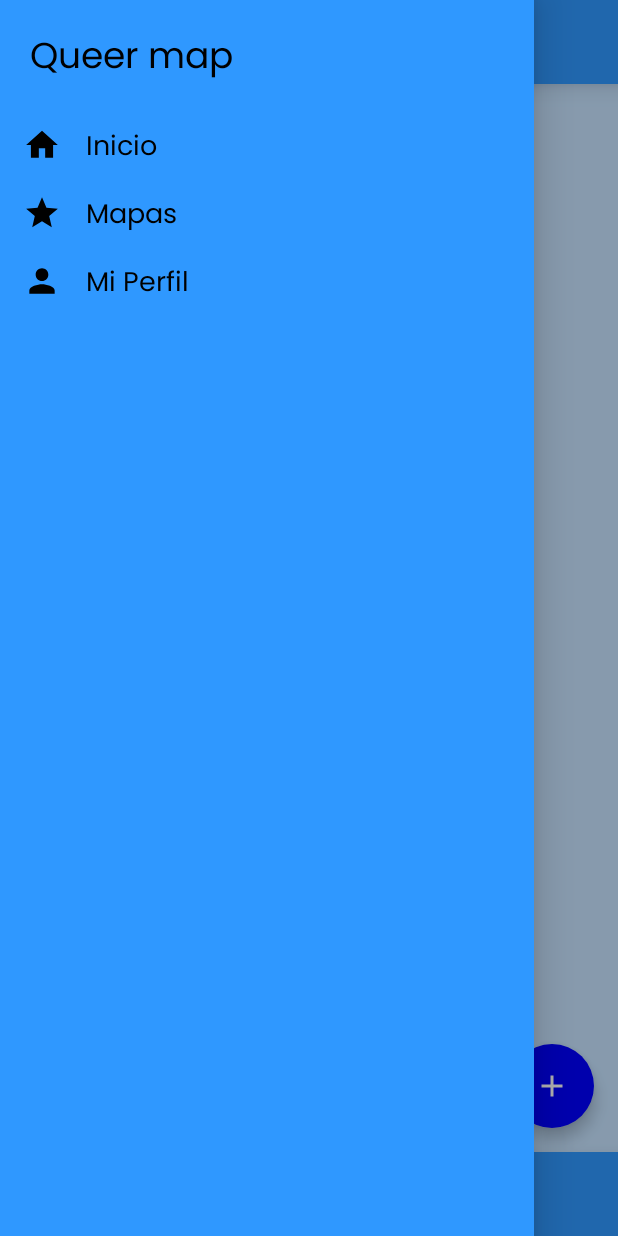
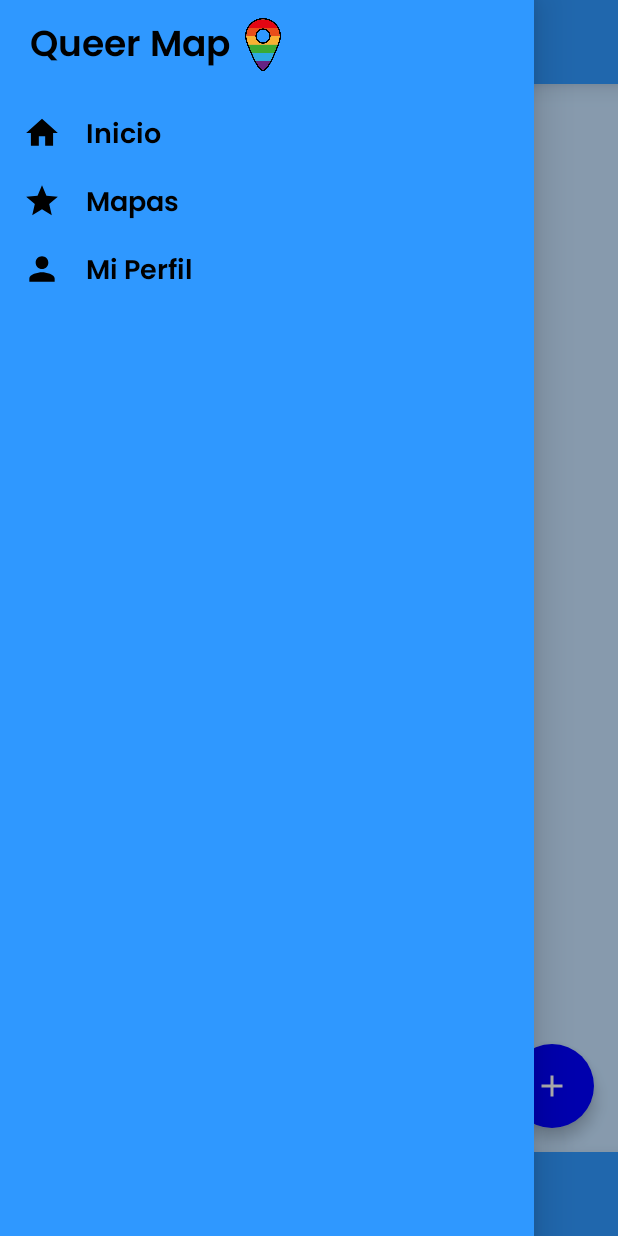
Before and after one commit to Lykamad/Queer-Map, an Android app built with Jetpack Compose: the screen it shows after launch (MainActivity), after a tap on "Menu", on a phone screen of 412 x 824 dp. Run offline under Robolectric (Android 15) with nearby library versions, the phone set to English and light mode, and no system bars; our stand-ins replace Room's generated code, livedata-compose; pictures from the network do not load.

Commit message:
Cambios drawer, logos y tipos

```diff
--- a/esqueleto_b/app/src/main/java/com/example/ejemplo_21_11/components/BottomBar.kt
+++ b/esqueleto_b/app/src/main/java/com/example/ejemplo_21_11/components/BottomBar.kt
@@ -1,6 +1,8 @@
 package com.example.ejemplo_21_11.components
 
 import androidx.compose.foundation.Image
+import androidx.compose.foundation.layout.height
+import androidx.compose.foundation.layout.padding
 import androidx.compose.material.BottomNavigation
 import androidx.compose.material.BottomNavigationItem
 import androidx.compose.material.Icon
@@ -10,6 +12,7 @@ import androidx.compose.material.icons.filled.*
 import androidx.compose.runtime.Composable
 import androidx.compose.runtime.mutableStateOf
 import androidx.compose.runtime.remember
+import androidx.compose.ui.Modifier
 import androidx.compose.ui.graphics.Color
 import androidx.compose.ui.res.painterResource
 import androidx.compose.ui.unit.dp
--- a/esqueleto_b/app/src/main/java/com/example/ejemplo_21_11/components/DrawerFun.kt
+++ b/esqueleto_b/app/src/main/java/com/example/ejemplo_21_11/components/DrawerFun.kt
@@ -10,10 +10,13 @@ import androidx.compose.ui.Alignment
 import androidx.compose.ui.Modifier
 import androidx.compose.ui.graphics.Color
 import androidx.compose.ui.graphics.ColorFilter
-import androidx.compose.ui.text.font.FontWeight
+import androidx.compose.ui.res.painterResource
+import androidx.compose.ui.text.font.Font
+import androidx.compose.ui.text.font.FontFamily
 import androidx.compose.ui.unit.dp
 import androidx.compose.ui.unit.sp
 import androidx.navigation.NavController
+import com.example.ejemplo_21_11.R
 import kotlinx.coroutines.CoroutineScope
 import kotlinx.coroutines.launch
 
@@ -32,12 +35,22 @@ fun Drawer(scope: CoroutineScope, scaffoldState: ScaffoldState, navController: N
                 .fillMaxWidth()
                 .padding(10.dp)
         )*/
-        Text (modifier = Modifier
-            .padding(20.dp),
-            text = "Queer map",
-            fontSize = 24.sp,
-            //fontWeight = FontWeight.Bold, //no funciona
-            color = Color.Black)
+        Row( ) {
+            Text(
+                modifier = Modifier
+                 .padding(20.dp,12.dp,10.dp,20.dp),
+                text = "Queer Map",
+                fontSize = 24.sp,
+                fontFamily = FontFamily(Font(R.font.poppins_semibold)),
+                color = Color.Black
+            )
+            Image(painter = painterResource(id = R.drawable.logo_2),
+                contentDescription = "Logo aplicación",
+                modifier = Modifier
+                    .padding(0.dp,12.dp)
+                   .height(35.dp)
+            )
+        }
         /*Spacer(modifier = Modifier
             .height(10.dp)
             .fillMaxWidth()
@@ -69,7 +82,9 @@ fun DrawerItem(item: NavDrawerItem,
             .clickable { onclick(item) },
         verticalAlignment = Alignment.CenterVertically
     ) {
-        Image(imageVector = item.icono,
+        Image(
+            imageVector = item.icono,
+            //painter = painterResource(id = R.drawable.map),
             contentDescription = item.texto,
             colorFilter = ColorFilter.tint(Color.Black),
             modifier = Modifier
@@ -79,7 +94,7 @@ fun DrawerItem(item: NavDrawerItem,
         Spacer(modifier = Modifier.padding(6.dp))
         Text(text = item.texto,
             fontSize = 18.sp,
-            //fontWeight = FontWeight.Bold, //no funciona
+            fontFamily = FontFamily(Font(R.font.poppins_semibold)),
             color = Color.Black)
     }
 }
--- a/esqueleto_b/app/src/main/java/com/example/ejemplo_21_11/components/NavDrawerItem.kt
+++ b/esqueleto_b/app/src/main/java/com/example/ejemplo_21_11/components/NavDrawerItem.kt
@@ -1,10 +1,12 @@
 package com.example.ejemplo_21_11.components
 
+import android.media.Image
 import androidx.compose.material.icons.Icons
 import androidx.compose.material.icons.filled.Home
 import androidx.compose.material.icons.filled.Person
 import androidx.compose.material.icons.filled.Star
 import androidx.compose.ui.graphics.vector.ImageVector
+import com.example.ejemplo_21_11.R
 
 sealed class NavDrawerItem(
     var ruta: String,
--- a/esqueleto_b/app/src/main/java/com/example/ejemplo_21_11/components/TopBar.kt
+++ b/esqueleto_b/app/src/main/java/com/example/ejemplo_21_11/components/TopBar.kt
@@ -1,18 +1,32 @@
 package com.example.ejemplo_21_11.components
 
+import androidx.compose.foundation.Image
+import androidx.compose.foundation.layout.height
+import androidx.compose.foundation.layout.padding
 import androidx.compose.material.*
 import androidx.compose.material.icons.Icons
 import androidx.compose.material.icons.filled.Menu
 import androidx.compose.runtime.Composable
+import androidx.compose.ui.Modifier
 import androidx.compose.ui.graphics.Color
+import androidx.compose.ui.layout.ContentScale
+import androidx.compose.ui.res.painterResource
 import androidx.compose.ui.unit.dp
+import com.example.ejemplo_21_11.R
 import kotlinx.coroutines.CoroutineScope
 import kotlinx.coroutines.launch
 
 @Composable
 fun TopBar(scope: CoroutineScope, scaffoldState: ScaffoldState){
     TopAppBar(
-        title = { Text(text = "Queer Map") },
+        title = {
+            Text(text = "Queer Map")
+            Image(painter = painterResource(id = R.drawable.logo_2),
+                contentDescription = "Logo aplicación",
+                modifier = Modifier
+                    .padding(15.dp, 10.dp)
+                    .height(35.dp)
+            )},
         contentColor = Color.White,
         elevation = 10.dp,
         navigationIcon = {
--- a/esqueleto_b/app/src/main/java/com/example/ejemplo_21_11/screens/MapasEstablecimientos.kt
+++ b/esqueleto_b/app/src/main/java/com/example/ejemplo_21_11/screens/MapasEstablecimientos.kt
@@ -22,6 +22,8 @@ import androidx.compose.ui.graphics.Brush
 import androidx.compose.ui.graphics.Color
 import androidx.compose.ui.layout.ContentScale
 import androidx.compose.ui.res.painterResource
+import androidx.compose.ui.text.font.Font
+import androidx.compose.ui.text.font.FontFamily
 import androidx.compose.ui.text.font.FontWeight
 import androidx.compose.ui.unit.dp
 import androidx.compose.ui.unit.sp
@@ -77,9 +79,9 @@ fun ViewRestaurante() {
         text = "CABOA",
         modifier = Modifier
             .padding(20.dp)
-            .padding(top = 220.dp),
+            .padding(top = 225.dp),
         fontSize = 24.sp,
-        fontWeight = FontWeight.Bold,
+        fontFamily = FontFamily(Font(R.font.poppins_semibold)),
         color = Color.Black
         )
 
@@ -87,7 +89,7 @@ fun ViewRestaurante() {
         text = "Restaurante",
         modifier = Modifier
             .padding(20.dp)
-            .padding(top = 265.dp),
+            .padding(top = 260.dp),
         fontSize = 16.sp,
         color = Color.Black
     )
@@ -96,7 +98,7 @@ fun ViewRestaurante() {
         text = "C/ Correos, 10 Valencia",
         modifier = Modifier
             .padding(20.dp)
-            .padding(top = 295.dp),
+            .padding(top = 290.dp),
         fontSize = 16.sp,
         color = Color.Black
     )
@@ -138,7 +140,7 @@ fun CreateComment(comentario: Comentarios) {
             .weight(1f)
         ) {
             Text(text = comentario.Nombre,
-                fontWeight = FontWeight.Bold
+                fontFamily = FontFamily(Font(R.font.poppins_semibold)),
             )
             Text(text = comentario.Comentario)
         }
```
Also changed, not shown: esqueleto_b/app/src/main/res/drawable/logo_2.png (added).
